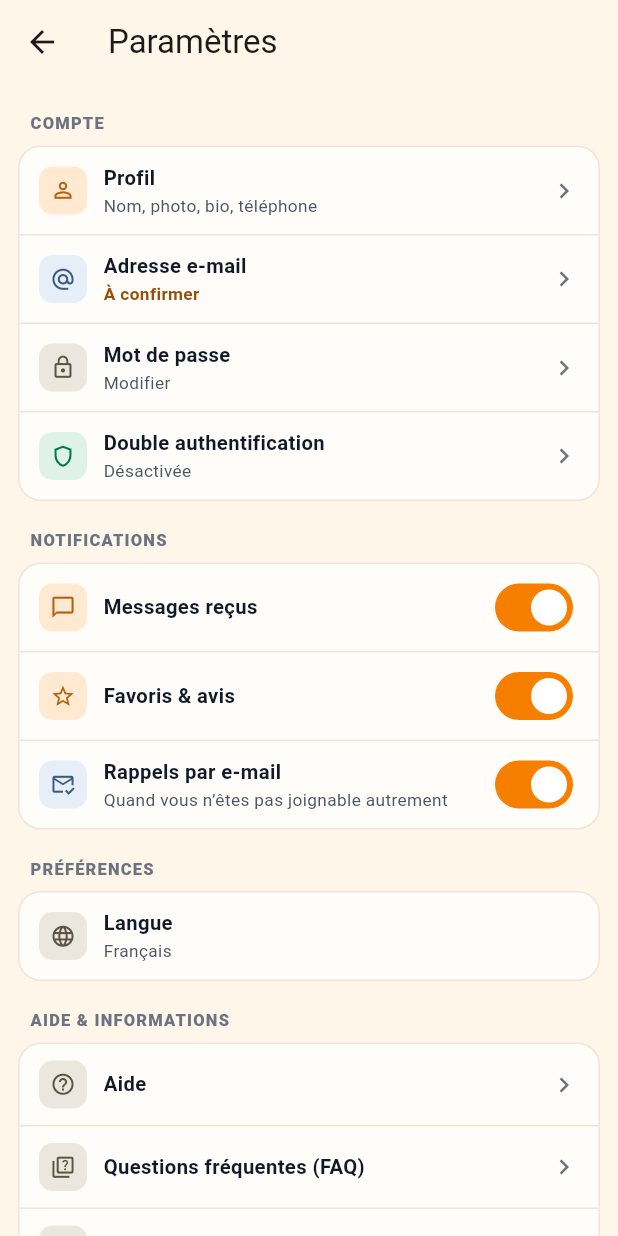
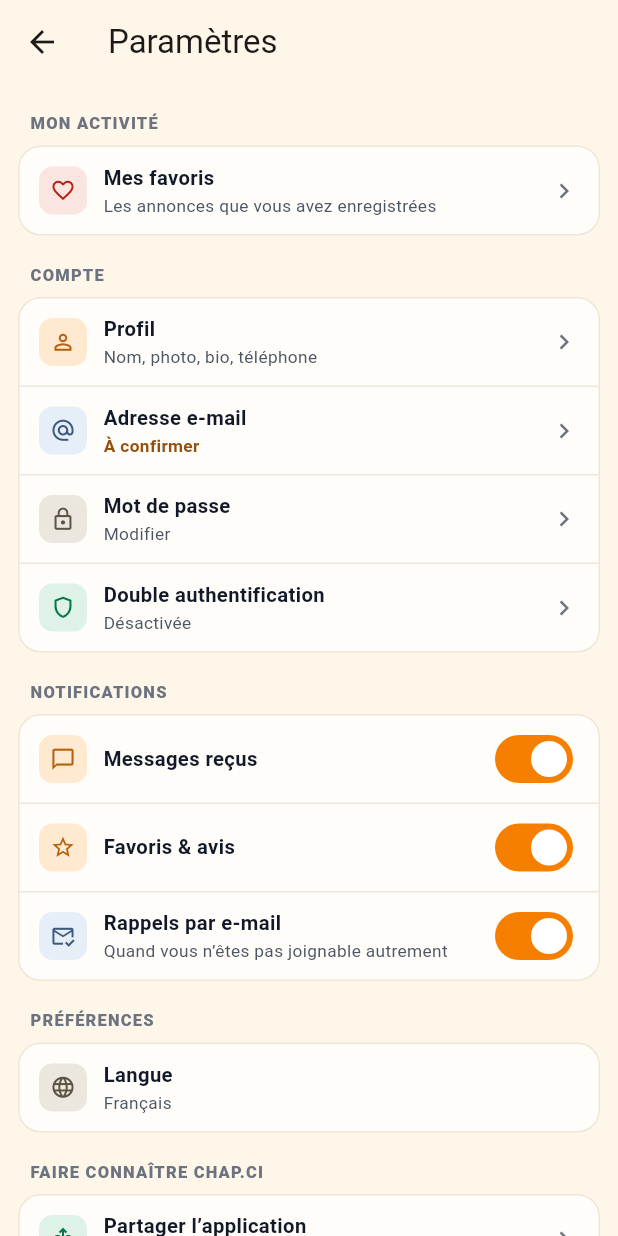
Before and after one commit to Williamszika/Chap.ci, a Flutter app: the ParametresScreen screen opened directly, on a phone screen of 412 x 824 dp. Run offline on Flutter 3.47's test engine with Material 3 defaults, Android fonts, the phone set to English and light mode, and no system bars; our stand-ins replace flutter_slidable, geolocator, google_sign_in, image_picker, qr_flutter, share_plus and 2 more; missing offline and left inert: flutter_web_auth_2; accounts and stored records are empty; network calls fail.

Commit message:
Paramètres : Mes favoris, Partager l'application, Noter sur le Play Store
Le Patron voulait enrichir l'écran Paramètres de raccourcis utiles. Trois
boutons, tous branchés sur ce qui existe déjà :

- Mon activité → Mes favoris : raccourci vers l'écran des annonces enregistrées.
- Faire connaître Chap.ci → Partager l'application : ouvre la feuille de partage
  du téléphone (share_plus) avec le lien du site.
- Faire connaître Chap.ci → Noter l'application : ouvre la fiche Play Store
  (market://details?id=ci.chap.app, repli sur le lien web) pour laisser un avis.

Co-Authored-By: Claude Opus 4.8 <noreply@anthropic.com>
Claude-Session: https://claude.ai/code/session_016afBC3axiNMzY6uoJrGgLp

```diff
--- a/flutter_app/lib/screens/parametres_screen.dart
+++ b/flutter_app/lib/screens/parametres_screen.dart
@@ -1,9 +1,12 @@
 import 'package:flutter/material.dart';
+import 'package:share_plus/share_plus.dart';
+import 'package:url_launcher/url_launcher.dart';
 import '../api/admin.dart';
 import '../api/api_client.dart';
 import '../liens_site.dart';
 import '../theme.dart';
 import 'admin/tableau_bord_screen.dart';
+import 'favoris_screen.dart';
 import 'modifier_profil_screen.dart';
 import 'mot_de_passe_screen.dart';
 import 'securite_2fa_screen.dart';
@@ -112,6 +115,49 @@ class _ParametresScreenState extends State<ParametresScreen> {
     if (r == true && mounted) _charger();
   }
 
+  Future<void> _mesFavoris() async {
+    await Navigator.of(context)
+        .push(MaterialPageRoute(builder: (_) => const FavorisScreen()));
+  }
+
+  /// Partager l'application via la feuille de partage du téléphone.
+  /// `sharePositionOrigin` est requis sur iPad, sinon la feuille ne sait pas
+  /// d'où s'ancrer (même précaution que le partage d'une annonce).
+  Future<void> _partager() async {
+    final box = context.findRenderObject() as RenderBox?;
+    try {
+      await SharePlus.instance.share(ShareParams(
+        text: 'Découvrez Chap.ci, le marché en ligne ivoirien — '
+            'achetez et vendez près de chez vous : https://chap.ci',
+        subject: 'Chap.ci',
+        sharePositionOrigin:
+            box != null ? box.localToGlobal(Offset.zero) & box.size : null,
+      ));
+    } catch (_) {/* l'utilisateur a annulé, ou pas d'appli de partage */}
+  }
+
+  /// Ouvrir la fiche Play Store pour noter l'application. On tente d'abord
+  /// l'appli Play Store (`market://`), puis on se rabat sur le lien web.
+  Future<void> _noter() async {
+    final market = Uri.parse('market://details?id=ci.chap.app');
+    final web =
+        Uri.parse('https://play.google.com/store/apps/details?id=ci.chap.app');
+    try {
+      if (await canLaunchUrl(market)) {
+        await launchUrl(market, mode: LaunchMode.externalApplication);
+        return;
+      }
+    } catch (_) {/* on tente le lien web ci-dessous */}
+    try {
+      await launchUrl(web, mode: LaunchMode.externalApplication);
+    } catch (_) {
+      if (mounted) {
+        ScaffoldMessenger.of(context).showSnackBar(const SnackBar(
+            content: Text('Impossible d’ouvrir le Play Store.')));
+      }
+    }
+  }
+
   Future<void> _seDeconnecter() async {
     final ok = await showDialog<bool>(
       context: context,
@@ -167,6 +213,18 @@ class _ParametresScreenState extends State<ParametresScreen> {
                         ),
                       ]),
                     ],
+
+                    _label('Mon activité'),
+                    _groupe([
+                      _ligne(
+                        icone: Icons.favorite_border,
+                        fond: const Color(0xFFFBE5E1),
+                        teinte: const Color(0xFFB42318),
+                        titre: 'Mes favoris',
+                        sous: 'Les annonces que vous avez enregistrées',
+                        onTap: _mesFavoris,
+                      ),
+                    ]),
 
                     _label('Compte'),
                     _groupe([
@@ -226,6 +284,26 @@ class _ParametresScreenState extends State<ParametresScreen> {
                         teinte: const Color(0xFF5B5344),
                         titre: 'Langue',
                         sous: 'Français',
+                      ),
+                    ]),
+
+                    _label('Faire connaître Chap.ci'),
+                    _groupe([
+                      _ligne(
+                        icone: Icons.ios_share,
+                        fond: const Color(0xFFDFF2E8),
+                        teinte: ChapColors.greenDark,
+                        titre: 'Partager l’application',
+                        sous: 'Envoyer le lien à un ami',
+                        onTap: _partager,
+                      ),
+                      _ligne(
+                        icone: Icons.star_border,
+                        fond: const Color(0xFFFFEAD1),
+                        teinte: const Color(0xFFB4600C),
+                        titre: 'Noter l’application',
+                        sous: 'Laisser un avis sur le Play Store',
+                        onTap: _noter,
                       ),
                     ]),
 
```
